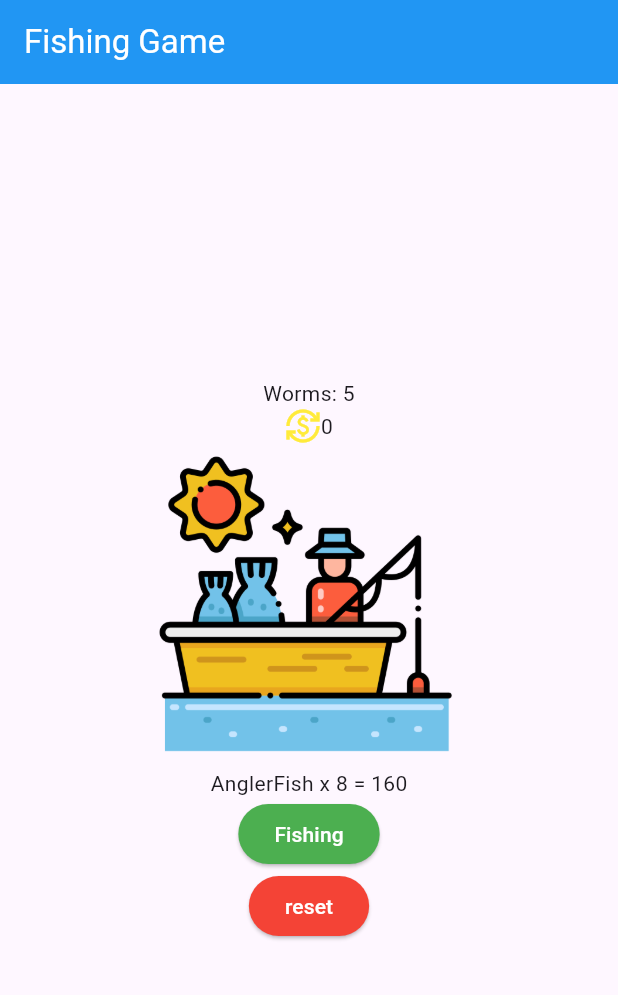
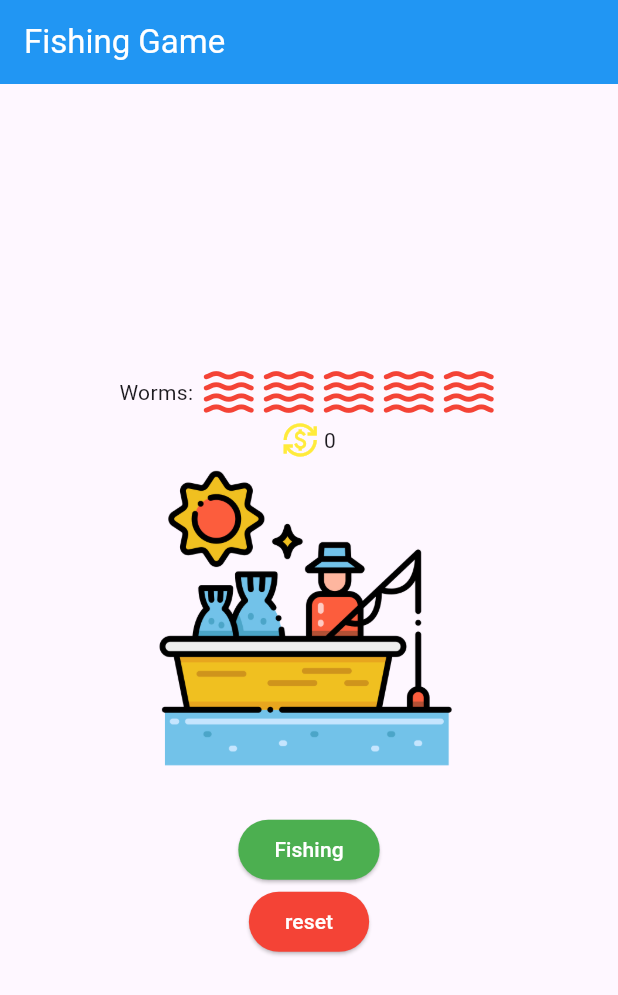
Before and after one commit to 6631501032/flutter_couse, a Flutter app: the screen it shows after launch, after a tap on "Fishing", after a tap on "reset", on a phone screen of 412 x 824 dp. Shown: the top 995 px of the screen. Run offline on Flutter 3.47's test engine with Material 3 defaults, Android fonts, the phone set to English and light mode, and no system bars.

Commit message:
Make done Labtest

```diff
--- a/lib/fishing6631501032.dart
+++ b/lib/fishing6631501032.dart
@@ -35,22 +35,17 @@ class _FishingState extends State<Fishing> {
   int worms = 5;
   String image = 'assets/images/fish/fisherman.png';
   final Random _random = Random();
-  void showicon() {
-    for (int i = 0; i < worms; i++) {
-      Icon(Icons.waves_rounded);
-    }
-  }
 
   void startfishing() {
     setState(() {
       int randomfish = _random.nextInt(fish.length);
       int randomamount = _random.nextInt(10) + 1;
-      if (worms == 0) {
+      if (worms-- == 0) {
         return;
       }
-      worms--;
-      coin = fish[randomfish]['price'] * randomamount;
-      message = '${fish[randomfish]['name']} x $randomamount = $coin';
+      int earned = (fish[randomfish]['price'] as int) * randomamount;
+      coin += earned;
+      message = '${fish[randomfish]['name']}(${fish[randomfish]['price']}) x $randomamount = $earned';
       image = fish[randomfish]['image'];
     });
   }
@@ -59,6 +54,7 @@ class _FishingState extends State<Fishing> {
     setState(() {
       coin = 0;
       worms = 5;
+      message = '';
       image = 'assets/images/fish/fisherman.png';
     });
   }
@@ -76,14 +72,18 @@ class _FishingState extends State<Fishing> {
         children: [
           Row(
             mainAxisAlignment: MainAxisAlignment.center,
-            children: [Text('Worms: $worms')],
+            children: [
+              Text('Worms: '),
+              for (int i = 0; i < worms; i++)
+                Icon(Icons.waves_rounded, size: 40, color: Colors.red),
+            ],
           ),
 
           Row(
             mainAxisAlignment: MainAxisAlignment.center,
             children: [
               Icon(Icons.currency_exchange, color: Colors.yellow),
-              Text('${coin.toString()}'),
+              Text(' ${coin.toString()}'),
             ],
           ),
           Container(
```
